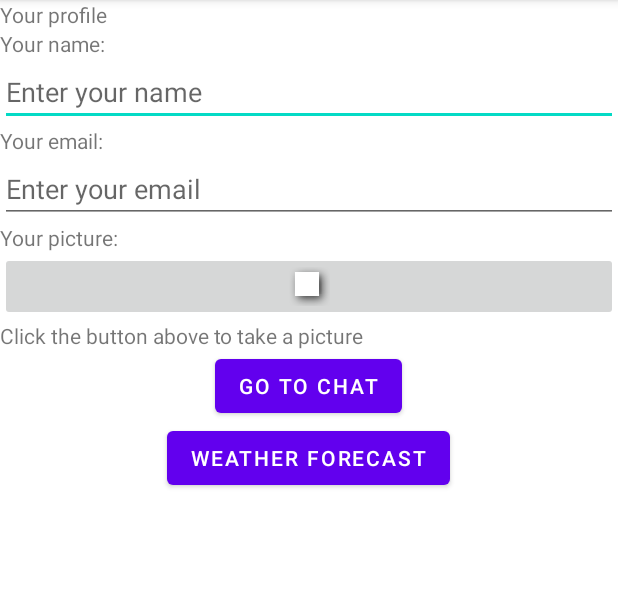
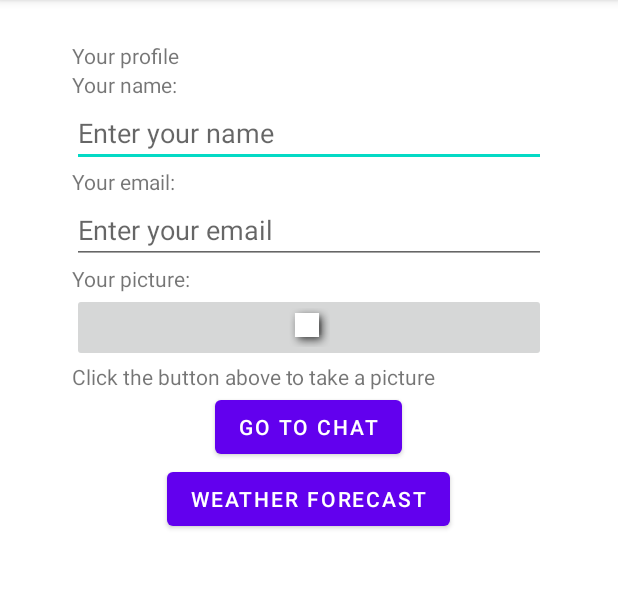
Before and after one commit to dennywai/AndroidLabs, an Android app: the ProfileActivity screen opened directly, with no data from a screen before it, on a phone screen of 412 x 824 dp, the part 84-673 px from its top. Run offline under Robolectric (Android 15) with nearby library versions, the phone set to English and light mode, and no system bars.

Commit message:
Lab_6_TV Commit

```diff
--- a/app/src/main/res/layout/activity_profile.xml
+++ b/app/src/main/res/layout/activity_profile.xml
@@ -4,7 +4,11 @@
     android:layout_width="match_parent"
     android:layout_height="wrap_content"
     android:orientation="vertical"
-    tools:context=".MainActivity">
+    tools:context=".MainActivity"
+    android:layout_marginTop="27dp"
+    android:layout_marginBottom="27dp"
+    android:layout_marginLeft="48dp"
+    android:layout_marginRight="48dp">
 
     <TextView
         android:id="@+id/profile"
@@ -26,7 +30,11 @@
         android:layout_height="wrap_content"
         android:hint="@string/entername"
         android:layout_weight="1"
-        tools:ignore="Autofill,TextFields" />
+        tools:ignore="Autofill,TextFields"
+        android:nextFocusDown="@id/weatherforecast"
+        android:nextFocusUp="@id/chatroom"
+        android:nextFocusLeft="@id/enteremail"
+        android:nextFocusRight="@id/picture"/>
 
     <TextView
         android:id="@+id/youremail"
@@ -41,7 +49,11 @@
         android:layout_height="wrap_content"
         android:hint="@string/enteremail"
         android:layout_weight="1"
-        tools:ignore="Autofill,TextFields" />
+        tools:ignore="Autofill,TextFields"
+        android:nextFocusDown="@id/weatherforecast"
+        android:nextFocusUp="@id/chatroom"
+        android:nextFocusLeft="@id/entername"
+        android:nextFocusRight="@id/picture"/>
 
     <TextView
         android:id="@+id/yourpicture"
@@ -56,7 +68,11 @@
         android:layout_height="wrap_content"
         android:src="@android:drawable/picture_frame"
         android:layout_weight="1"
-        tools:ignore="ContentDescription" />
+        tools:ignore="ContentDescription"
+        android:nextFocusDown="@id/enteremail"
+        android:nextFocusUp="@id/entername"
+        android:nextFocusLeft="@id/chatroom"
+        android:nextFocusRight="@id/weatherforecast"/>
 
     <TextView
         android:id="@+id/clickbutton"
@@ -71,7 +87,11 @@
         android:layout_height="wrap_content"
         android:text="@string/chatroom"
         android:layout_gravity="center"
-        android:layout_weight="1"/>
+        android:layout_weight="1"
+        android:nextFocusDown="@id/enteremail"
+        android:nextFocusUp="@id/entername"
+        android:nextFocusLeft="@id/picture"
+        android:nextFocusRight="@id/weatherforecast"/>
 
     <Button
         android:id="@+id/weatherforecast"
@@ -79,6 +99,10 @@
         android:layout_height="wrap_content"
         android:text="@string/weatherforecast"
         android:layout_gravity="center"
-        android:layout_weight="1"/>
+        android:layout_weight="1"
+        android:nextFocusDown="@id/enteremail"
+        android:nextFocusUp="@id/entername"
+        android:nextFocusLeft="@id/chatroom"
+        android:nextFocusRight="@id/picture"/>
 
 </LinearLayout>
```
Also changed, not shown: app/src/main/res/layout/activity_main_email.xml (+20 -4 lines).
